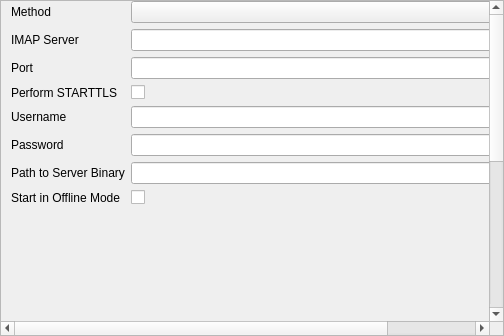
First picture: the form in src/Gui/SettingsImapPage.ui, repository jktjkt/trojita, before the edit.
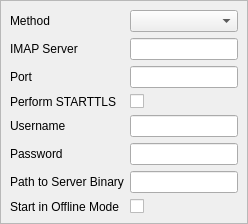
Second picture: the form after the edit.

Commit message: Fixed the settings dialog to be reasonable on the desktop (cherry picked from commit 927d4b5f2e1d2fd463c57e0b0b625cc18f67d4d9)

Diff of the .ui file:
```diff
--- a/src/Gui/SettingsImapPage.ui
+++ b/src/Gui/SettingsImapPage.ui
@@ -2,30 +2,7 @@
 <ui version="4.0">
  <class>ImapPage</class>
  <widget class="QScrollArea" name="ImapPage">
-  <property name="sizePolicy">
-   <sizepolicy hsizetype="Expanding" vsizetype="Expanding">
-    <horstretch>0</horstretch>
-    <verstretch>0</verstretch>
-   </sizepolicy>
-  </property>
   <widget class="QWidget" name="scrollAreaWidgetContents">
-   <property name="geometry">
-    <rect>
-     <x>0</x>
-     <y>0</y>
-     <width>602</width>
-     <height>637</height>
-    </rect>
-   </property>
-   <widget class="QWidget" name="formLayoutWidget">
-    <property name="geometry">
-     <rect>
-      <x>10</x>
-      <y>0</y>
-      <width>591</width>
-      <height>641</height>
-     </rect>
-    </property>
     <layout class="QFormLayout" name="formLayout">
      <property name="fieldGrowthPolicy">
       <enum>QFormLayout::AllNonFixedFieldsGrow</enum>
@@ -142,7 +119,6 @@
       </widget>
      </item>
     </layout>
-   </widget>
   </widget>
  </widget>
  <resources/>
```
The commit also changes 4 other files.
